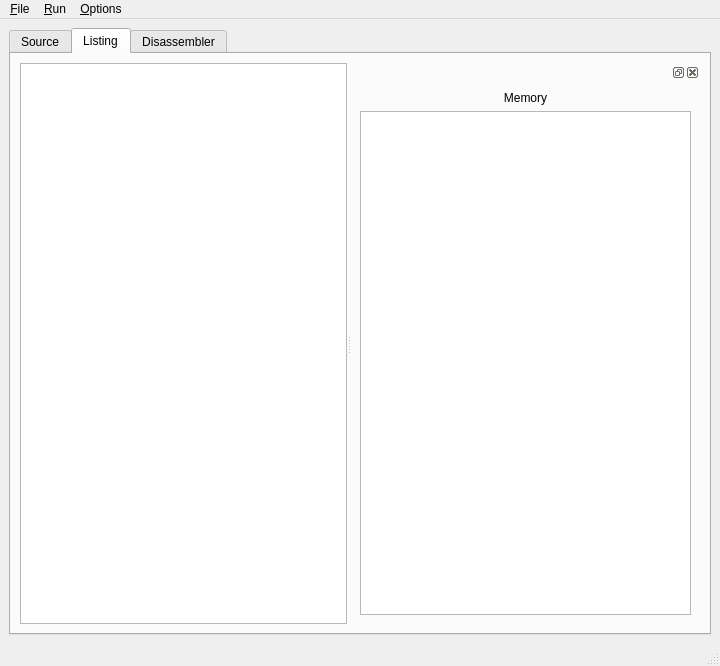
First picture: the form in gui/main.ui, repository be9/mix-machine, before the edit.
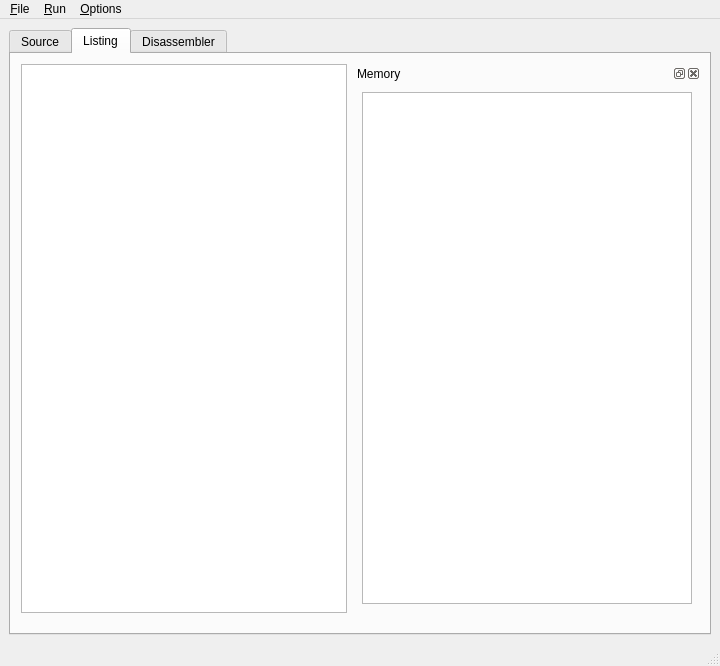
Second picture: the form after the edit. The open tabs and pages were chosen to show the change.

```diff
--- a/gui/main.ui
+++ b/gui/main.ui
@@ -43,35 +43,36 @@
        <attribute name="title" >
         <string>Listing</string>
        </attribute>
-       <layout class="QHBoxLayout" >
-        <item>
-         <widget class="QSplitter" name="splitter" >
-          <property name="orientation" >
-           <enum>Qt::Horizontal</enum>
-          </property>
-          <widget class="QTableView" name="listing_view" />
+       <widget class="QTableView" name="listing_view" >
+        <property name="geometry" >
+         <rect>
+          <x>10</x>
+          <y>10</y>
+          <width>326</width>
+          <height>549</height>
+         </rect>
+        </property>
+       </widget>
           <widget class="QDockWidget" name="dockWidget" >
-           <widget class="QWidget" name="dockWidgetContents" >
-            <layout class="QVBoxLayout" >
-             <item>
-              <widget class="QLabel" name="label" >
-               <property name="text" >
+        <property name="geometry" >
+         <rect>
+          <x>342</x>
+          <y>10</y>
+          <width>348</width>
+          <height>549</height>
+         </rect>
+        </property>
+        <property name="windowTitle" >
                 <string>Memory</string>
                </property>
-               <property name="alignment" >
-                <set>Qt::AlignCenter</set>
-               </property>
-              </widget>
-             </item>
+        <widget class="QWidget" name="dockWidgetContents" >
+         <layout class="QVBoxLayout" >
              <item>
               <widget class="QTableView" name="mem_view" />
              </item>
             </layout>
            </widget>
           </widget>
-         </widget>
-        </item>
-       </layout>
       </widget>
       <widget class="QWidget" name="tab" >
        <attribute name="title" >
```
Left out of the diff: 2 changed lines with no effect on the pictures. Lines whose indentation alone changed are shown as unchanged.
